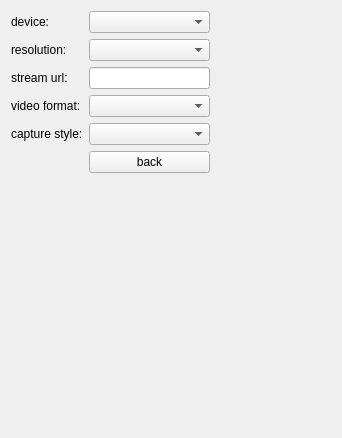
Old version of the form setting.ui in the repository WorldEditor50/qcamera.
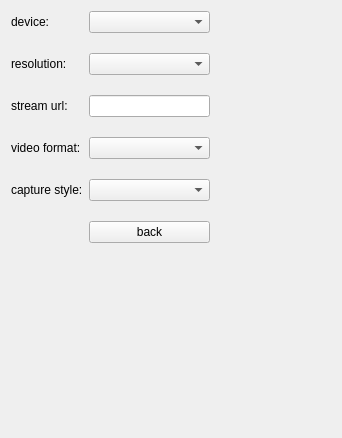
New version of the form.

```diff
--- a/setting.ui
+++ b/setting.ui
@@ -17,6 +17,9 @@
    <string notr="true"/>
   </property>
   <layout class="QGridLayout" name="gridLayout">
+   <property name="verticalSpacing">
+    <number>20</number>
+   </property>
    <item row="2" column="1">
     <widget class="QLineEdit" name="streamUrlEdit">
      <property name="minimumSize">
```
